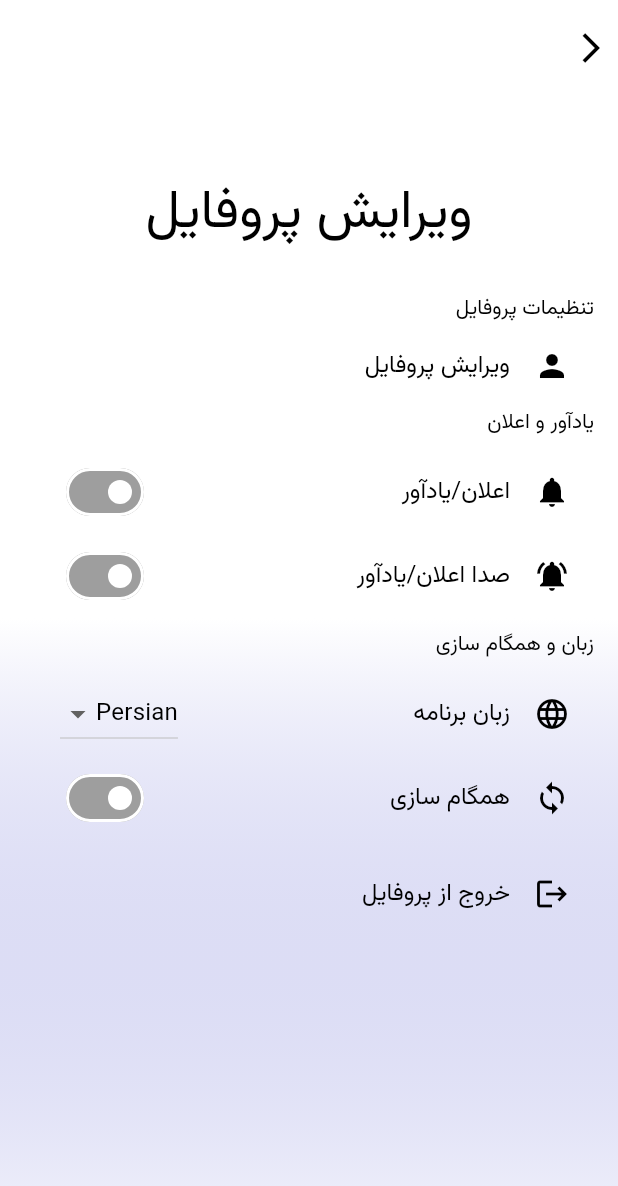
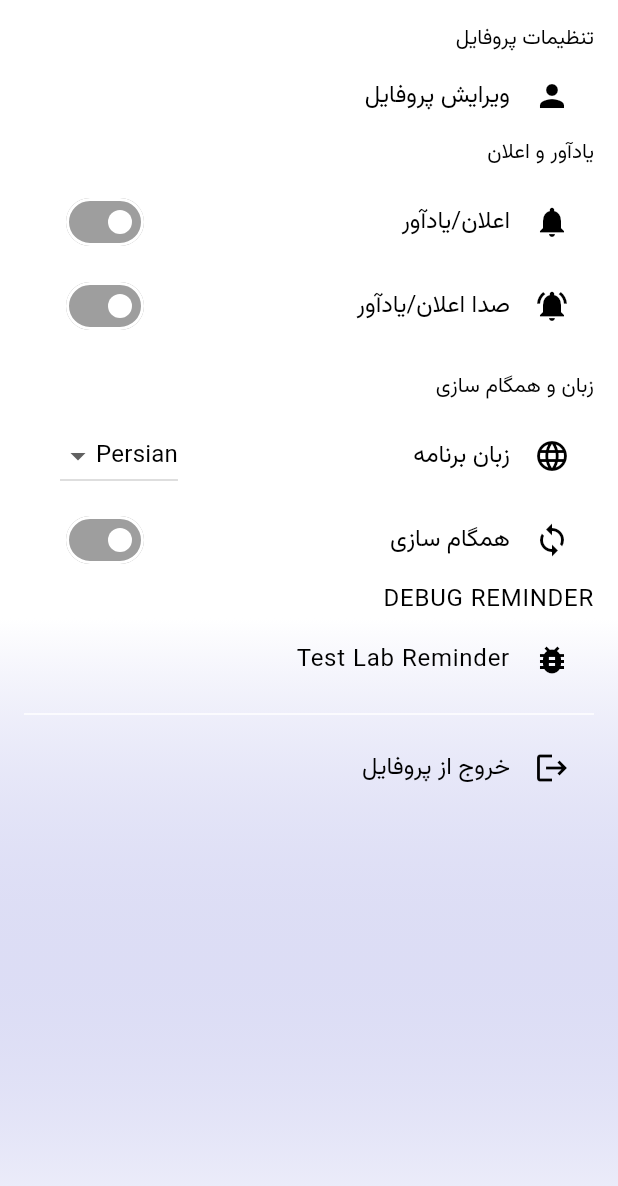
Before and after one commit to nerveinvader/Project_HealthTracker, a Flutter app: the SettingScreen screen opened directly, on a phone screen of 412 x 824 dp. Shown: the top 1186 px of the screen. Run offline on Flutter 3.47's test engine with Material 3 defaults, Android fonts, the phone set to English and light mode, and no system bars; our stand-ins replace dio, drift, fl_chart, flutter_dotenv, flutter_local_notifications, flutter_timezone and 2 more; missing offline and left inert: persian_datetime_picker; accounts and stored records are empty; generated files the repository leaves out were written again; statements that could not run were skipped.

Commit message:
SettingRecovered

```diff
--- a/flutter_health_tracker_00/lib/ui/screens/setting_screen.dart
+++ b/flutter_health_tracker_00/lib/ui/screens/setting_screen.dart
@@ -11,12 +11,12 @@
 // Sync (online or offline)
 
 import 'package:flutter/material.dart';
-import 'package:flutter_health_tracker_00/ui/reminder_service.dart';
 import 'package:shared_preferences/shared_preferences.dart';
 import '../../l10n/app_localizations.dart';
 
 import 'login_screen.dart';
 import 'patient_form_screen.dart';
+import '../../ui/reminder_service.dart'; // REMINDER TEST
 import '../../ui/theme/theme_related.dart';
 
 class SettingScreen extends StatefulWidget {
@@ -32,8 +32,7 @@ class _SettingScreenState extends State<SettingScreen> {
   static const _kSoundKey = 'pref_sound_enabled';
   static const _kAutoSyncKey = 'pref_sync_enabled';
   static const _kLanguageKey = 'pref_language_key';
-
-  // Default toggles -in Memory
+  // Default toggles
   bool _reminderEnabled = false;
   bool _soundEnabled = false;
   bool _syncEnabled = false;
@@ -56,7 +55,7 @@ class _SettingScreenState extends State<SettingScreen> {
       final sound = prefs.getBool(_kSoundKey) ?? false;
       final autosync = prefs.getBool(_kAutoSyncKey) ?? false;
       final language = prefs.getString(_kLanguageKey) ?? 'fa';
-      debugPrint('Error Loading');
+
       if (!mounted) return;
       setState(() {
         _reminderEnabled = reminders;
@@ -99,12 +98,25 @@ class _SettingScreenState extends State<SettingScreen> {
     }
   }
 
+
   @override
   Widget build(BuildContext context) {
     final langLoc = AppLocalizations.of(context)!;
 
-    // ListView Local Var for better readability (testing)
-    var listView = ListView(
+    // Loading
+    if (_loading) {
+      return const Scaffold(
+        body: Center(child: CircularProgressIndicator(),),
+      );
+    }
+    return Scaffold(
+      body: Stack(
+        children: [
+          Positioned.fill(
+            child: CustomPaint(painter: GradientBackground(context),),
+          ),
+          SafeArea(
+            child: ListView(
               padding: const EdgeInsets.all(16),
               children: [
                 Text(
@@ -135,10 +147,25 @@ class _SettingScreenState extends State<SettingScreen> {
                   inactiveTrackColor: Colors.grey,
                   value: _reminderEnabled,
                   onChanged: (val) async {
+                    if (val) {
+                      // Check permissions when enabling
+                      final service = ReminderService.instance;
+                      final hasPermission = await service.androidPermission?.requestNotificationsPermission() ?? false;
+                      final hasExactAlarms = await service.androidPermission?.requestExactAlarmsPermission() ?? false;
+                      if (!hasPermission || !hasExactAlarms) {
+                        if (!context.mounted) return;
+                        ScaffoldMessenger.of(context).showSnackBar(
+                          SnackBar(
+                            content: Text('Notification Permission Required for Reminders'),
+                          ),
+                        );
+                        return;
+                      }
+                    }
                     setState(() {
                       _reminderEnabled = val;
                     });
-                    await _saveBoolPreference(_kReminderKey, val); // SAVE SETTING STATES
+                     _saveBoolPreference(_kReminderKey, val);
                     if (val) {
                       ReminderService.instance.scheduleMedReminders();
                     } else {
@@ -157,17 +184,15 @@ class _SettingScreenState extends State<SettingScreen> {
                     setState(() {
                       _soundEnabled = val;
                     });
-                    _saveBoolPreference(_kSoundKey, val); // SAVE SETTING STATES
+                    _saveBoolPreference(_kSoundKey, val);
                   }
                 ),
-                // Language and Sync
-                const SizedBox(height: 8),
+                const Divider(),
                 Text(
                   langLoc.setLangSync,
                   style: Theme.of(context).textTheme.bodyMedium,
                 ),
                 const SizedBox(height: 8),
-                // LANGUAGE
                 ListTile(
                   leading: const Icon(Icons.language),
                   title: Text(langLoc.setAppLang),
@@ -182,8 +207,7 @@ class _SettingScreenState extends State<SettingScreen> {
                       setState(() {
                         _appLanguage = val;
                       });
-                      _saveStringPreference(_kLanguageKey, val); // SAVE SETTING STATES
-                      // to Rebuild the app => wrap MaterialApp with ValueNotifier or Provider...
+                      _saveStringPreference(_kLanguageKey, val);
                     }
                   ),
                 ),
@@ -197,11 +221,49 @@ class _SettingScreenState extends State<SettingScreen> {
                     setState(() {
                       _syncEnabled = val;
                     });
-                    _saveBoolPreference(_kAutoSyncKey, val); // SAVE SETTING STATES
-                    // TO DO SYNC
+                    _saveBoolPreference(_kAutoSyncKey, val);
                   }
                 ),
-                const SizedBox(height: 8),
+                // DEBUG //
+                Text(
+                  'DEBUG REMINDER',
+                  style: Theme.of(context).textTheme.bodyLarge,
+                ),
+                ListTile(
+                  leading: const Icon(Icons.bug_report),
+                  title: const Text('Test Lab Reminder'),
+                  onTap: () async {
+                    try {
+                      // Check permissions first
+                      final service = ReminderService.instance;
+                      if (!service.grantedPermission) {
+                        ScaffoldMessenger.of(context).showSnackBar(
+                          const SnackBar(content: Text('Notification permission not granted!')),
+                        );
+                        return;
+                      }
+
+                      // Schedule test notification
+                      final testTime = DateTime.now().add(const Duration(seconds: 10));
+                      await service.scheduleLabReminders('HbA1c', testTime);
+
+                      if (!context.mounted) return;
+                      ScaffoldMessenger.of(context).showSnackBar(
+                        const SnackBar(
+                          content: Text('Reminder scheduled for 10 seconds from now'),
+                        ),
+                      );
+                      debugPrint('Reminder scheduled for: ${testTime.toString()}');
+                    } catch (e) {
+                      debugPrint('Failed to schedule reminder: $e');
+                      if (!context.mounted) return;
+                      ScaffoldMessenger.of(context).showSnackBar(
+                        SnackBar(content: Text('Error: $e'))
+                      );
+                    }
+                  },
+                ),
+                const Divider(),
                 // Logout
                 ListTile(
                   leading: const Icon(Icons.logout),
@@ -214,45 +276,6 @@ class _SettingScreenState extends State<SettingScreen> {
                   }
                 ),
               ],
-            );
-    // Loading
-    if (_loading) {
-      return const Scaffold(
-        body: Center(child: CircularProgressIndicator(),),
-      );
-    }
-    // Main Page Scaffold
-    return Scaffold(
-      body: Stack(
-        children: [
-          Positioned.fill(
-            child: CustomPaint(painter: GradientBackground(context),),
-          ),
-          SafeArea(
-            child: Column(
-              children: [
-                // Headroom with Back button
-                Padding(
-                  padding: const EdgeInsets.only(left: 8, top: 8),
-                  child: Align(
-                    alignment: Alignment.centerRight,
-                    child: IconButton(
-                      icon: const Icon(Icons.arrow_back_ios), // Change this for consistency
-                      tooltip: '', // Make tooltip in ARB files
-                      onPressed: () => Navigator.pop(context),
-                    ),
-                  ),
-                ),
-                const SizedBox(height: 64.0),
-                Text(
-                  AppLocalizations.of(context)!.setEditProfile,
-                  style: Theme.of(context).textTheme.displaySmall,
-                ),
-                const SizedBox(height: 16),
-                Expanded(
-                  child: listView
-                ),
-              ],
             ),
           ),
         ],
```
Also changed, not shown: 1 other file.
